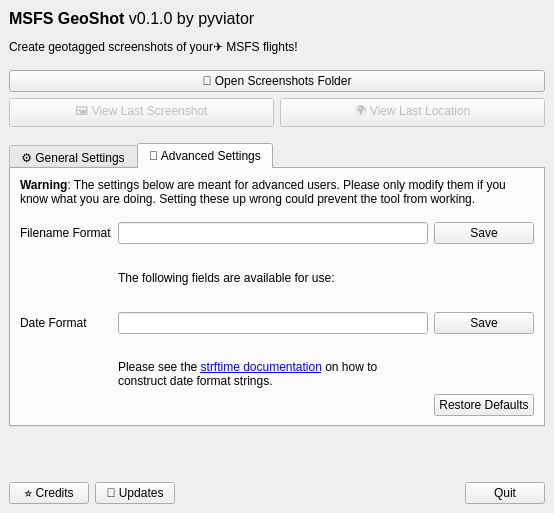
Qt form qtdesigner/main_window.ui (pyviator/msfs-geoshot) before a commit.
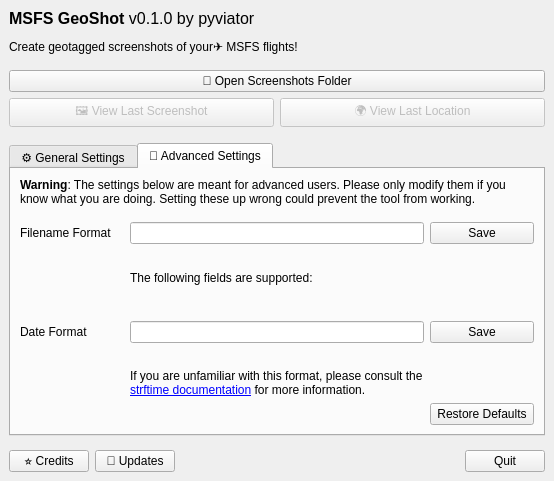
The same form after that commit. The open tabs and pages were chosen to show the change.

Commit message: Add descriptions for file name fields to UI

```diff
--- a/qtdesigner/main_window.ui
+++ b/qtdesigner/main_window.ui
@@ -7,7 +7,7 @@
     <x>0</x>
     <y>0</y>
     <width>554</width>
-    <height>513</height>
+    <height>481</height>
    </rect>
   </property>
   <property name="sizePolicy">
@@ -270,7 +270,25 @@
         <string>🔬 Advanced Settings</string>
        </attribute>
        <layout class="QGridLayout" name="gridLayout_2">
-        <item row="6" column="3">
+        <item row="5" column="1" colspan="3">
+         <widget class="QLabel" name="available_fields">
+          <property name="font">
+           <font>
+            <pointsize>8</pointsize>
+           </font>
+          </property>
+          <property name="text">
+           <string/>
+          </property>
+          <property name="wordWrap">
+           <bool>true</bool>
+          </property>
+          <property name="openExternalLinks">
+           <bool>true</bool>
+          </property>
+         </widget>
+        </item>
+        <item row="7" column="3">
          <widget class="QPushButton" name="date_format_save">
           <property name="text">
            <string>Save</string>
@@ -293,10 +311,10 @@
           </property>
          </spacer>
         </item>
-        <item row="8" column="1" colspan="2">
+        <item row="9" column="1" colspan="2">
          <widget class="QLabel" name="label_10">
           <property name="text">
-           <string>Please see the &lt;a href=&quot;https://docs.python.org/3/library/datetime.html#strftime-strptime-behavior&quot;&gt;strftime documentation&lt;/a&gt; on how to construct date format strings.</string>
+           <string>If you are unfamiliar with this format, please consult the &lt;a href=&quot;https://docs.python.org/3/library/datetime.html#strftime-and-strptime-format-codes&quot;&gt;strftime documentation&lt;/a&gt; for more information.</string>
           </property>
           <property name="wordWrap">
            <bool>true</bool>
@@ -313,7 +331,7 @@
           </property>
          </widget>
         </item>
-        <item row="6" column="1" colspan="2">
+        <item row="7" column="1" colspan="2">
          <widget class="QLineEdit" name="date_format"/>
         </item>
         <item row="2" column="3">
@@ -323,7 +341,7 @@
           </property>
          </widget>
         </item>
-        <item row="9" column="3">
+        <item row="10" column="3">
          <widget class="QPushButton" name="restore_defaults_advanced">
           <property name="minimumSize">
            <size>
@@ -343,7 +361,7 @@
           </property>
          </widget>
         </item>
-        <item row="6" column="0">
+        <item row="7" column="0">
          <widget class="QLabel" name="label_7">
           <property name="text">
            <string>Date Format</string>
@@ -353,21 +371,17 @@
         <item row="4" column="1">
          <widget class="QLabel" name="label_9">
           <property name="text">
-           <string>The following fields are available for use:</string>
+           <string>The following fields are supported:</string>
           </property>
          </widget>
         </item>
-        <item row="5" column="1">
-         <widget class="QLabel" name="available_fields">
+        <item row="8" column="1" colspan="2">
+         <widget class="QLabel" name="date_format_warning">
           <property name="text">
            <string/>
           </property>
-         </widget>
-        </item>
-        <item row="2" column="0">
-         <widget class="QLabel" name="label_2">
-          <property name="text">
-           <string>Filename Format</string>
+          <property name="wordWrap">
+           <bool>true</bool>
           </property>
          </widget>
         </item>
@@ -381,16 +395,29 @@
           </property>
          </widget>
         </item>
-        <item row="7" column="1" colspan="2">
-         <widget class="QLabel" name="date_format_warning">
+        <item row="2" column="0">
+         <widget class="QLabel" name="label_2">
           <property name="text">
-           <string/>
-          </property>
-          <property name="wordWrap">
-           <bool>true</bool>
+           <string>Filename Format</string>
           </property>
          </widget>
         </item>
+        <item row="6" column="1">
+         <spacer name="verticalSpacer_5">
+          <property name="orientation">
+           <enum>Qt::Vertical</enum>
+          </property>
+          <property name="sizeType">
+           <enum>QSizePolicy::Fixed</enum>
+          </property>
+          <property name="sizeHint" stdset="0">
+           <size>
+            <width>20</width>
+            <height>10</height>
+           </size>
+          </property>
+         </spacer>
+        </item>
        </layout>
       </widget>
      </widget>
```
Left out of the diff: 3 changed lines with no effect on the pictures. The commit also changes 2 other files.
